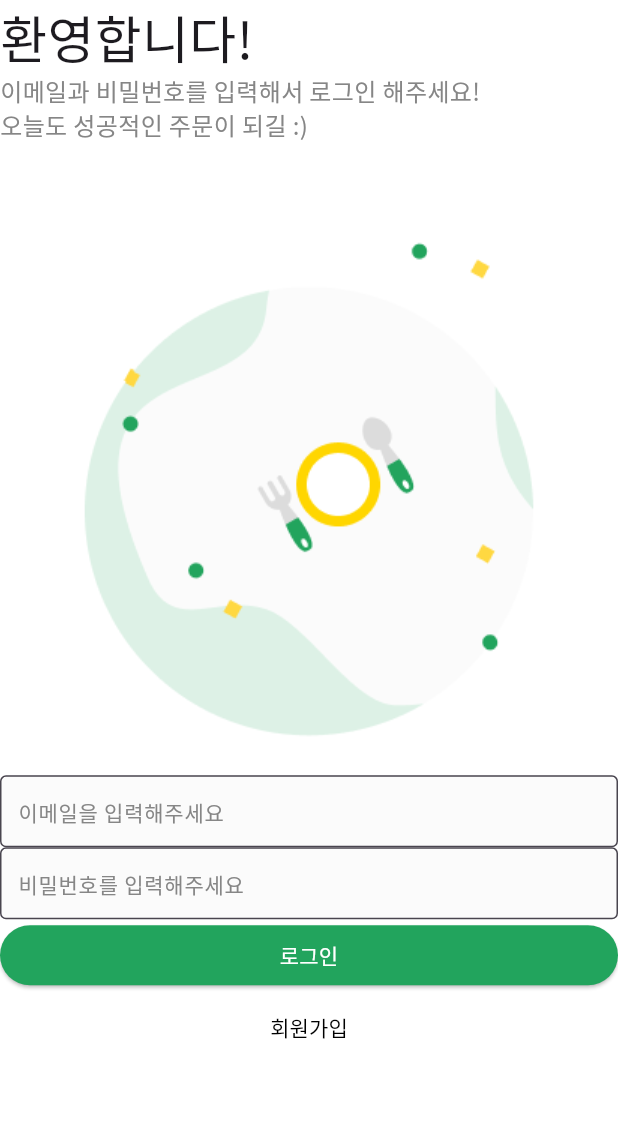
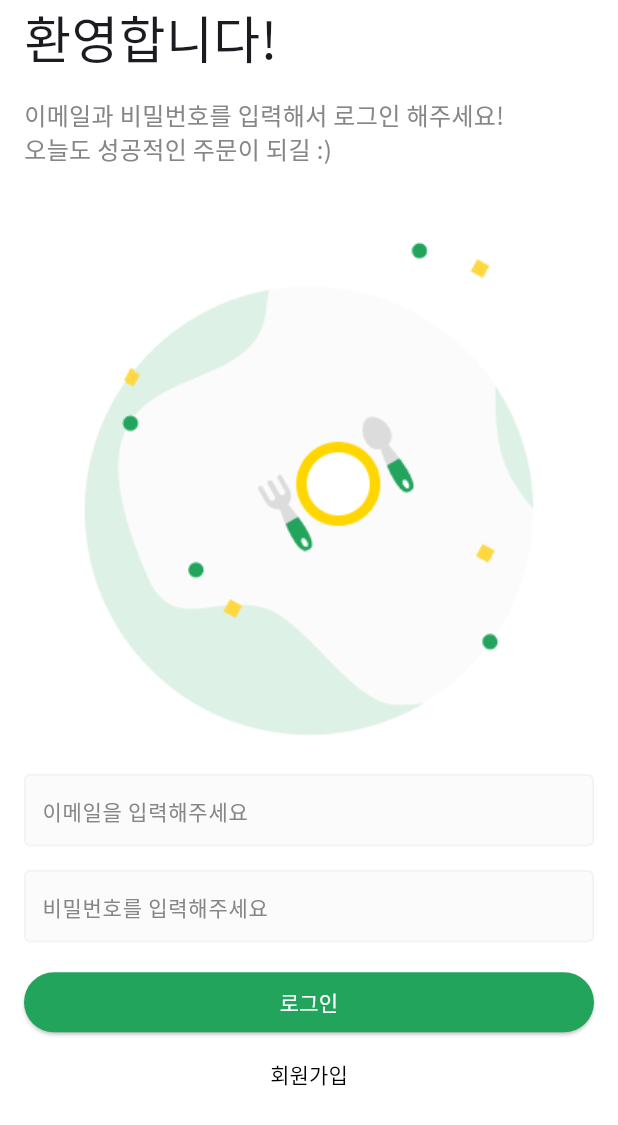
Before and after one commit to lordreign/flutter_study, a Flutter app: the screen it shows after launch, after a tap on "로그인", on a phone screen of 412 x 824 dp. Shown: the top 1125 px of the screen. Run offline on Flutter 3.47's test engine with Material 3 defaults, Android fonts, the phone set to English and light mode, and no system bars; our stand-ins replace dio, flutter_secure_storage; network calls fail.

Commit message:
로그인 처리 및 token 처리, splash 화면 추가

```diff
--- a/lib/common/common/custom_text_form_field.dart
+++ b/lib/common/common/custom_text_form_field.dart
@@ -50,6 +50,7 @@ class CustomTextFormField extends StatelessWidget {
             color: PRIMARY_COLOR,
           ),
         ),
+        enabledBorder: baseBorder,
       ),
     );
   }
--- /dev/null
+++ b/lib/common/const/data.dart
@@ -0,0 +1,6 @@
+import 'package:flutter_secure_storage/flutter_secure_storage.dart';
+
+const ACCESS_TOKEN_KEY = 'ACCESS_TOKEN';
+const REFRESH_TOKEN_KEY = 'REFRESH_TOKEN';
+
+final storage = FlutterSecureStorage();
--- a/lib/common/layout/default_layout.dart
+++ b/lib/common/layout/default_layout.dart
@@ -1,17 +1,16 @@
 import 'package:flutter/material.dart';
 
 class DefaultLayout extends StatelessWidget {
+  final Color backgroundColor;
   final Widget child;
 
-  const DefaultLayout({
-    super.key,
-    required this.child,
-  });
+  const DefaultLayout(
+      {super.key, required this.child, this.backgroundColor = Colors.white});
 
   @override
   Widget build(BuildContext context) {
     return Scaffold(
-      backgroundColor: Colors.white,
+      backgroundColor: backgroundColor,
       body: child,
     );
   }
--- /dev/null
+++ b/lib/common/view/splash_screen.dart
@@ -0,0 +1,61 @@
+import 'package:actual/common/const/colors.dart';
+import 'package:actual/common/const/data.dart';
+import 'package:actual/common/layout/default_layout.dart';
+import 'package:actual/common/view/root_tab.dart';
+import 'package:actual/user/view/login_screen.dart';
+import 'package:flutter/material.dart';
+
+class SplashScreen extends StatefulWidget {
+  const SplashScreen({super.key});
+
+  @override
+  State<SplashScreen> createState() => _SplashScreenState();
+}
+
+class _SplashScreenState extends State<SplashScreen> {
+  @override
+  Widget build(BuildContext context) {
+    return DefaultLayout(
+      backgroundColor: PRIMARY_COLOR,
+      child: SizedBox(
+        width: double.infinity,
+        child: Column(
+          mainAxisAlignment: MainAxisAlignment.center,
+          children: [
+            Image.asset(
+              'asset/img/logo/logo.png',
+              width: MediaQuery.of(context).size.width / 2,
+            ),
+            const SizedBox(height: 16.0),
+            const CircularProgressIndicator(
+              color: Colors.white,
+            ),
+          ],
+        ),
+      ),
+    );
+  }
+
+  @override
+  void initState() {
+    super.initState();
+    checkToken();
+  }
+
+  checkToken() async {
+    final refreshToken = await storage.read(key: REFRESH_TOKEN_KEY);
+    final accessToken = await storage.read(key: ACCESS_TOKEN_KEY);
+    Navigator.of(context).pushAndRemoveUntil(
+      MaterialPageRoute(
+        builder: (_) => refreshToken == null || accessToken == null
+            ? LoginScreen()
+            : RootTab(),
+      ),
+      (route) => false,
+    );
+  }
+
+  deleteToken() async {
+    await storage.deleteAll();
+  }
+}
--- a/lib/main.dart
+++ b/lib/main.dart
@@ -1,4 +1,4 @@
-import 'package:actual/user/view/login_screen.dart';
+import 'package:actual/common/view/splash_screen.dart';
 import 'package:flutter/material.dart';
 
 void main() {
@@ -15,7 +15,7 @@ class _App extends StatelessWidget {
         fontFamily: 'notoSansKr',
       ),
       debugShowCheckedModeBanner: false,
-      home: LoginScreen(),
+      home: SplashScreen(),
     );
   }
 }
--- a/lib/user/view/login_screen.dart
+++ b/lib/user/view/login_screen.dart
@@ -1,37 +1,99 @@
+import 'dart:convert';
+import 'dart:io';
+
 import 'package:actual/common/common/custom_text_form_field.dart';
 import 'package:actual/common/const/colors.dart';
+import 'package:actual/common/const/data.dart';
 import 'package:actual/common/layout/default_layout.dart';
+import 'package:actual/common/view/root_tab.dart';
+import 'package:dio/dio.dart';
 import 'package:flutter/material.dart';
 
-class LoginScreen extends StatelessWidget {
+class LoginScreen extends StatefulWidget {
   const LoginScreen({super.key});
 
   @override
+  State<LoginScreen> createState() => _LoginScreenState();
+}
+
+class _LoginScreenState extends State<LoginScreen> {
+  String username = '';
+  String password = '';
+
+  @override
   Widget build(BuildContext context) {
+    final ip = Platform.isAndroid ? '10.0.2.2:3000' : '127.0.0.1:3000';
+    final dio = Dio(
+      BaseOptions(
+        baseUrl: 'http://$ip',
+      ),
+    );
+    // '10.0.2.2' > emulator IP (android)
+    // '127.0.0.1' > simulator (ios)
+
     return DefaultLayout(
+      child: SingleChildScrollView(
+        // drag 하면 키보드 닫기
+        keyboardDismissBehavior: ScrollViewKeyboardDismissBehavior.onDrag,
         child: SafeArea(
           top: true,
           bottom: false,
+          child: Padding(
+            padding: const EdgeInsets.symmetric(horizontal: 16.0),
             child: Column(
               crossAxisAlignment: CrossAxisAlignment.stretch,
               children: [
                 _Title(),
+                const SizedBox(height: 16.0),
                 _SubTitle(),
                 Image.asset(
                   'asset/img/misc/logo.png',
                   width: MediaQuery.of(context).size.width / 3 * 2,
                 ),
+                const SizedBox(height: 16.0),
                 CustomTextFormField(
                   hintText: '이메일을 입력해주세요',
-              onChanged: (String value) {},
+                  onChanged: (String value) {
+                    username = value;
+                  },
                 ),
+                const SizedBox(height: 16.0),
                 CustomTextFormField(
                   hintText: '비밀번호를 입력해주세요',
-              onChanged: (String value) {},
+                  onChanged: (String value) {
+                    password = value;
+                  },
                   obscureText: true,
                 ),
+                const SizedBox(height: 16.0),
                 ElevatedButton(
-              onPressed: () {},
+                  onPressed: () async {
+                    final rawString = '$username:$password';
+                    // 일반 스트링을 base64로 인코딩
+                    Codec<String, String> stringToBase64 = utf8.fuse(base64);
+                    final token = stringToBase64.encode(rawString);
+
+                    final resp = await dio.post(
+                      '/auth/login',
+                      options: Options(
+                        headers: {
+                          'Content-Type': 'application/json',
+                          'Authorization': 'Basic $token',
+                        },
+                      ),
+                    );
+
+                    final refreshToken = resp.data['refreshToken'];
+                    final accessToken = resp.data['accessToken'];
+                    await storage.write(
+                        key: REFRESH_TOKEN_KEY, value: refreshToken);
+                    await storage.write(
+                        key: ACCESS_TOKEN_KEY, value: accessToken);
+
+                    Navigator.of(context).push(
+                      MaterialPageRoute(builder: (_) => RootTab()),
+                    );
+                  },
                   child: const Text('로그인'),
                   style: ElevatedButton.styleFrom(
                     backgroundColor: PRIMARY_COLOR,
@@ -39,13 +101,27 @@ class LoginScreen extends StatelessWidget {
                   ),
                 ),
                 TextButton(
-              onPressed: () {},
+                  onPressed: () async {
+                    final resp = await dio.post(
+                      '/auth/token',
+                      options: Options(
+                        headers: {
+                          'Content-Type': 'application/json',
+                          'Authorization':
+                              'Bearer eyJhbGciOiJIUzI1NiIsInR5cCI6IkpXVCJ9.eyJ1c2VybmFtZSI6InRlc3RAY29kZWZhY3RvcnkuYWkiLCJzdWIiOiJmNTViMzJkMi00ZDY4LTRjMWUtYTNjYS1kYTlkN2QwZDkyZTUiLCJ0eXBlIjoicmVmcmVzaCIsImlhdCI6MTczNjgzODc0OSwiZXhwIjoxNzM2OTI1MTQ5fQ.hQvFPZWGGIvdWrUB-Dy3wQOSEOGSSTOhhu0o-EcU-5U',
+                        },
+                      ),
+                    );
+                    print(resp.data);
+                  },
                   child: const Text('회원가입'),
                   style: ElevatedButton.styleFrom(
                     foregroundColor: Colors.black,
                   ),
                 ),
               ],
+            ),
+          ),
         ),
       ),
     );
--- a/pubspec.yaml
+++ b/pubspec.yaml
@@ -35,6 +35,8 @@ dependencies:
   # The following adds the Cupertino Icons font to your application.
   # Use with the CupertinoIcons class for iOS style icons.
   cupertino_icons: ^1.0.8
+  dio: ^5.7.0
+  flutter_secure_storage: ^9.2.4
 
 dev_dependencies:
   flutter_test:
```
Also changed, not shown: lib/common/view/root_tab.dart (added, +10 -0 lines), pubspec.lock, 14 other files. Lines whose indentation alone changed are shown as unchanged.
